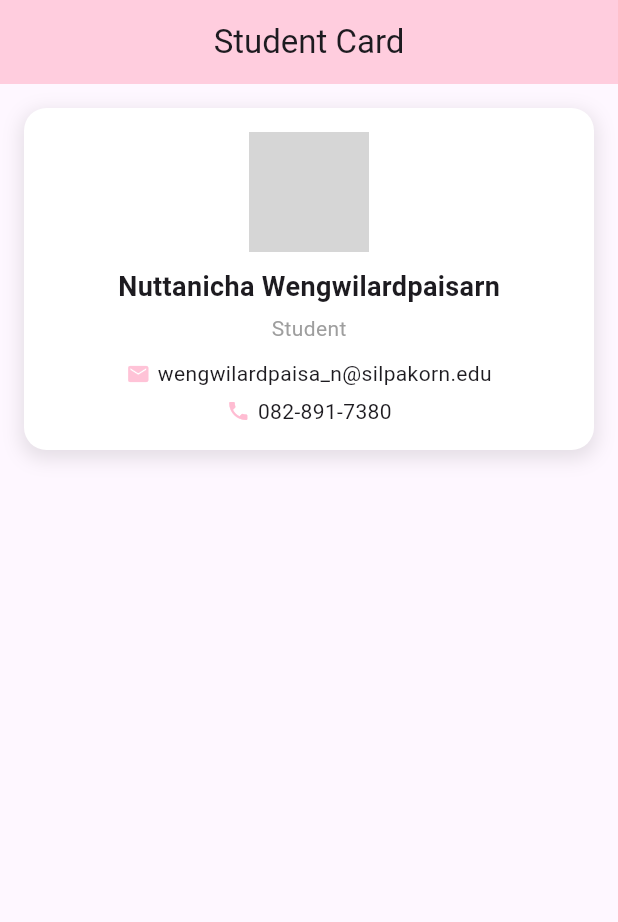
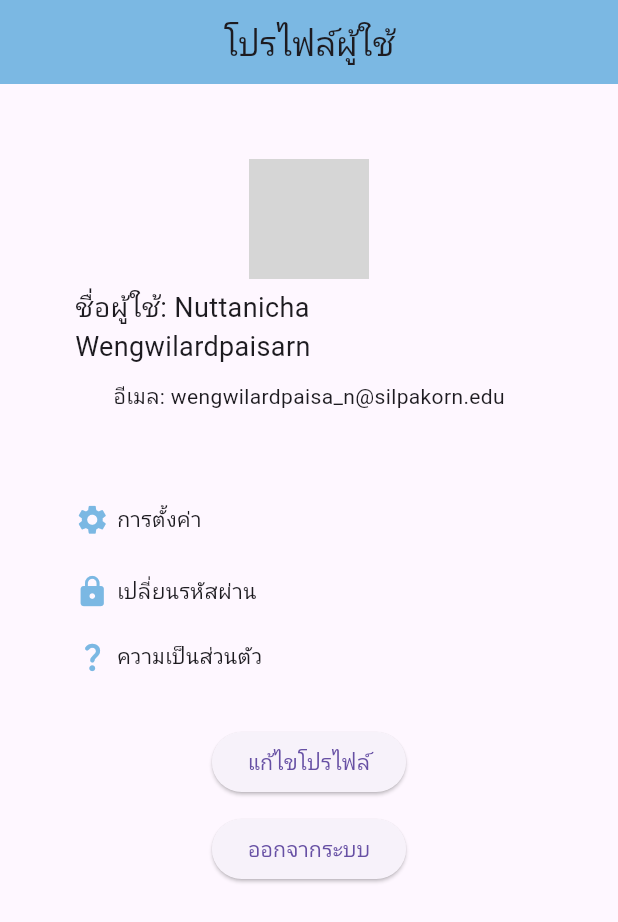
Before and after one commit to sspacemar/final_exam_650710076, a Flutter app: the screen it shows after launch, on a phone screen of 412 x 824 dp. Shown: the top 922 px of the screen. Run offline on Flutter 3.47's test engine with Material 3 defaults, Android fonts, the phone set to English and light mode, and no system bars; network calls fail; grey boxes are pictures that could not be loaded.

Commit message:
final_exam650710076

```diff
--- /dev/null
+++ b/lib/answer1.dart
@@ -0,0 +1,128 @@
+import 'package:flutter/material.dart';
+
+class ProfileCard extends StatelessWidget {
+  const ProfileCard({super.key});
+
+  @override
+  Widget build(BuildContext context) {
+    return Scaffold(
+      appBar: AppBar(
+        title: const Text('โปรไฟล์ผู้ใช้'),
+        centerTitle: true,
+        backgroundColor: const Color.fromARGB(255, 123, 184, 227),
+      ),
+      body: SingleChildScrollView(
+        child: Column(
+          mainAxisAlignment: MainAxisAlignment.center,
+          children: [
+            UserProfile(
+                name: 'ชื่อผู้ใช้: Nuttanicha Wengwilardpaisarn',
+                email: 'อีเมล: wengwilardpaisa_n@silpakorn.edu',
+                imageUrl:
+                    'https://www.kasandbox.org/programming-images/avatars/leaf-blue.png',
+                setting: 'การตั้งค่า',
+                psswd: 'เปลี่ยนรหัสผ่าน',
+                privacy: 'ความเป็นส่วนตัว')
+          ],
+        ),
+      ),
+    );
+  }
+}
+
+class UserProfile extends StatelessWidget {
+  final String name;
+  final String email;
+  final String imageUrl;
+  final String setting;
+  final String psswd;
+  final String privacy;
+
+  const UserProfile(
+      {required this.name,
+      required this.email,
+      required this.imageUrl,
+      required this.setting,
+      required this.psswd,
+      required this.privacy});
+
+  @override
+  Widget build(BuildContext context) {
+    return Container(
+      padding: EdgeInsets.all(25),
+      margin: EdgeInsets.all(25),
+      child: Column(
+        children: [
+          CircleAvatar(
+            radius: 40,
+            backgroundImage: NetworkImage(imageUrl),
+          ),
+          SizedBox(height: 5),
+          Text(
+            name,
+            style: TextStyle(fontSize: 18),
+          ),
+          SizedBox(height: 10),
+          Text(
+            email,
+            style: TextStyle(fontSize: 14),
+          ),
+          SizedBox(height: 60),
+          Row(
+            mainAxisAlignment: MainAxisAlignment.start,
+            children: [
+              Icon(
+                Icons.settings,
+                size: 23,
+                color: const Color.fromARGB(255, 123, 184, 227),
+              ),
+              SizedBox(width: 5),
+              Text(setting, style: TextStyle(fontSize: 14)),
+            ],
+          ),
+          SizedBox(height: 25),
+          Row(
+            mainAxisAlignment: MainAxisAlignment.start,
+            children: [
+              Icon(
+                Icons.lock,
+                size: 23,
+                color: const Color.fromARGB(255, 123, 184, 227),
+              ),
+              SizedBox(width: 5),
+              Text(psswd, style: TextStyle(fontSize: 14)),
+            ],
+          ),
+          SizedBox(height: 20),
+          Row(
+            mainAxisAlignment: MainAxisAlignment.start,
+            children: [
+              Icon(
+                Icons.question_mark_rounded,
+                size: 23,
+                color: const Color.fromARGB(255, 123, 184, 227),
+              ),
+              SizedBox(width: 5),
+              Text(privacy, style: TextStyle(fontSize: 14))
+            ],
+          ),
+          Column(
+            mainAxisAlignment: MainAxisAlignment.center,
+            children: [
+              SizedBox(height: 35),
+              ElevatedButton(
+                onPressed: () {},
+                child: const Text("แก้ไขโปรไฟล์"),
+              ),
+              SizedBox(height: 10),
+              ElevatedButton(
+                onPressed: () {},
+                child: const Text("ออกจากระบบ"),
+              )
+            ],
+          )
+        ],
+      ),
+    );
+  }
+}
--- /dev/null
+++ b/lib/answer2.dart
@@ -0,0 +1,47 @@
+import 'package:flutter/material.dart';
+
+class ShippingForm extends StatefulWidget {
+  const ShippingForm({super.key});
+
+  @override
+  State<ShippingForm> createState() => _ShippingFormState();
+}
+
+class _ShippingFormState extends State<ShippingForm> {
+  final _fromKey = GlobalKey<FormState>();
+  String? _weightProduct;
+  String? _kilo;
+  String? _service;
+  String? _fastShipping;
+  bool _isAccepted = false;
+
+  @override
+  Widget build(BuildContext context) {
+    return Scaffold(
+        appBar: AppBar(
+          title: const Text('คำนวณค่าจัดส่ง'),
+          centerTitle: true,
+        ),
+        body: Padding(
+          padding: const EdgeInsets.all(16.0),
+          child: Form(
+            key: _fromKey,
+            child: Column(
+              crossAxisAlignment: CrossAxisAlignment.start,
+              children: [
+                TextFormField(
+                  decoration:
+                      const InputDecoration(labelText: 'น้ำหนักสินค้า (กก.):'),
+                  validator: (value) {
+                    if (value == null || value.isEmpty) {
+                      return 'กรุณากรอกน้ำหนักสินค้า';
+                    }
+                    return null;
+                  },
+                ),
+              ],
+            ),
+          ),
+        ));
+  }
+}
--- a/lib/main.dart
+++ b/lib/main.dart
@@ -1,5 +1,8 @@
-import 'package:final_exam_650710076/ProfileCard.dart';
+import 'package:final_exam_650710076/answer1.dart';
+import 'package:final_exam_650710076/answer2.dart';
 import 'package:flutter/material.dart';
+
+//answer1
 
 void main() {
   runApp(const MyApp());
@@ -12,38 +15,25 @@ class MyApp extends StatelessWidget {
   Widget build(BuildContext context) {
     return MaterialApp(
       debugShowCheckedModeBanner: false,
-      title: 'Student Card',
-      theme: ThemeData(primarySwatch: Colors.green),
-      home: StudentCard(),
+      home: ProfileCard(),
     );
   }
 }
 
-class StudentCard extends StatelessWidget {
-  const StudentCard({super.key});
+//answer2
 
-  @override
-  Widget build(BuildContext context) {
-    return Scaffold(
-      appBar: AppBar(
-        title: const Text('Student Card'),
-        centerTitle: true,
-        backgroundColor: const Color.fromARGB(255, 255, 205, 222),
-      ),
-      body: const SingleChildScrollView(
-        child: Column(
-          mainAxisAlignment: MainAxisAlignment.center,
-          children: [
-            ProfileCard(
-                name: 'Nuttanicha Wengwilardpaisarn',
-                position: 'Student',
-                email: 'wengwilardpaisa_n@silpakorn.edu',
-                phone: '082-891-7380',
-                imageUrl:
-                    'https://pyxis.nymag.com/v1/imgs/83e/027/eae785367e589387b9db0d94a06d8f1b66-23-yohji-yamamoto-hello-kitty.rsquare.w400.jpg')
-          ],
-        ),
-      ),
-    );
-  }
-}
+// void main() {
+//   runApp(const ShippingForm());
+// }
+
+// class CalShipping extends StatelessWidget {
+//   const CalShipping({super.key});
+
+//   @override
+//   Widget build(BuildContext context) {
+//     return MaterialApp(
+//       debugShowCheckedModeBanner: false,
+//       home: ShippingForm(),
+//     );
+//   }
+// }
```
Also changed, not shown: 1 other file.
